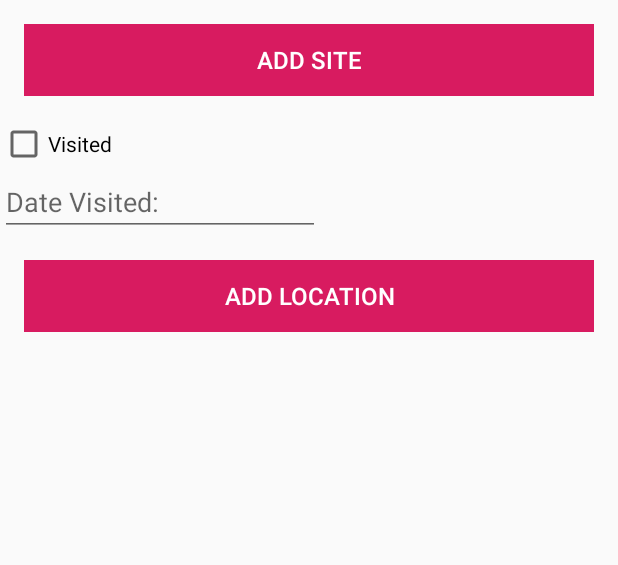
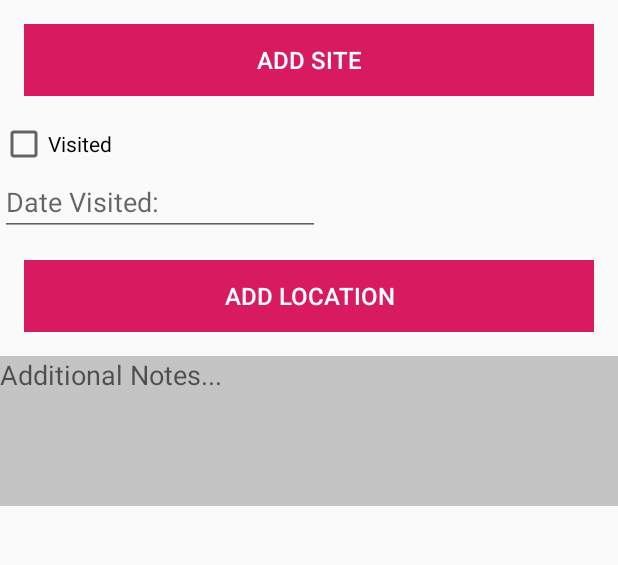
Before and after one commit to fabi-win/ap_assignment, an Android app: the layout activity_site.xml on its own in the app's theme, with its tools: preview values and no code run, on a phone screen of 412 x 824 dp, the part 442-1007 px from its top. Run offline under Robolectric (Android 15) with nearby library versions, the phone set to English and light mode, and no system bars.

Commit message:
added multilinetext in siteactivity for additional notes

```diff
--- a/app/src/main/java/com/example/ap_assignment/activities/LoginActivity.kt
+++ b/app/src/main/java/com/example/ap_assignment/activities/LoginActivity.kt
@@ -43,7 +43,7 @@ class LoginActivity: AppCompatActivity() {
 
             //if (user.email != null){
                // if (user.password != null){
-                   // app.users.create(user.copy())
+                    //app.users.create(user.copy())
                    // toast(R.string.user_created)
                 //}
           //  }
--- a/app/src/main/java/com/example/ap_assignment/models/SiteJSONStore.kt
+++ b/app/src/main/java/com/example/ap_assignment/models/SiteJSONStore.kt
@@ -57,6 +57,7 @@ class SiteJSONStore : SiteStore, AnkoLogger {
             foundSite.lat = site.lat
             foundSite.lng = site.lng
             foundSite.zoom = site.zoom
+            foundSite.additional = site.additional
         }
     }
 
--- a/app/src/main/java/com/example/ap_assignment/models/SiteModel.kt
+++ b/app/src/main/java/com/example/ap_assignment/models/SiteModel.kt
@@ -2,6 +2,7 @@ package com.example.ap_assignment.models
 
 import android.os.Parcelable
 import kotlinx.android.parcel.Parcelize
+import java.text.SimpleDateFormat
 
 @Parcelize
 data class SiteModel(
@@ -16,7 +17,8 @@ data class SiteModel(
     var date: String = "",
     var lat: Double = 0.0,
     var lng: Double = 0.0,
-    var zoom: Float = 0f
+    var zoom: Float = 0f,
+    var additional: String = ""
 ): Parcelable
 
 @Parcelize
--- a/app/src/main/res/layout/activity_site.xml
+++ b/app/src/main/res/layout/activity_site.xml
@@ -69,7 +69,7 @@
                     android:textSize="14sp" />
 
                 <HorizontalScrollView
-                    android:layout_width="match_parent"
+                    android:layout_width="wrap_content"
                     android:layout_height="wrap_content">
 
                     <LinearLayout
@@ -86,8 +86,10 @@
 
                         <ImageView
                             android:id="@+id/siteImage"
+                            android:layout_width="100dp"
                             android:layout_height="100dp"
-                            android:layout_width="100dp"
+                            android:layout_below="@id/chooseImage1"
+                            android:layout_alignParentRight="true"
                             app:srcCompat="@mipmap/ic_launcher" />
 
                         <Button
@@ -194,7 +196,7 @@
                     android:layout_width="wrap_content"
                     android:layout_height="wrap_content"
                     android:ems="10"
-                    android:hint="Date Visited:" />
+                    android:hint="Date Visited:"/>
 
                 <Button
                     android:id="@+id/btnLocation"
@@ -211,6 +213,17 @@
 
 
 
+                <EditText
+                    android:id="@+id/siteAdditional"
+                    android:layout_width="match_parent"
+                    android:layout_height="100dp"
+                    android:ems="10"
+                    android:gravity="start|top"
+                    android:inputType="textMultiLine"
+                    android:background="@color/cardview_shadow_start_color"
+                    android:hint="Additional Notes..."/>
+
+
             </LinearLayout>
         </ScrollView>
 
```
Also changed, not shown: app/src/main/java/com/example/ap_assignment/activities/SiteActivity.kt (+3 -5 lines).
